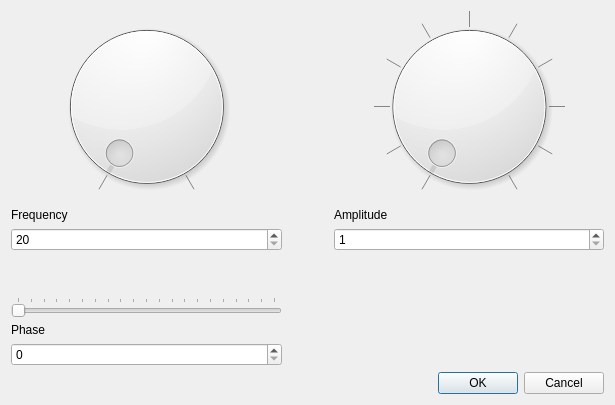
rododavid19/SignalSeer, file app/generatesettings.ui: the form before one commit.
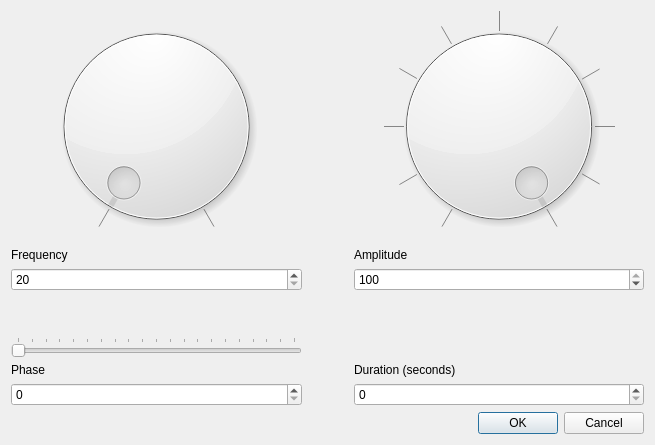
The form after the commit. Icons and pictures are not drawn.

Commit message:
Tone Playback, added Graph zoom
Sine wave generated correctly, albeit with short clipping at end of playback

Sine wave displayed correctly by adding horizontal zoom to qCustomPlot

Patch:
```diff
--- a/app/generatesettings.ui
+++ b/app/generatesettings.ui
@@ -6,8 +6,8 @@
    <rect>
     <x>0</x>
     <y>0</y>
-    <width>615</width>
-    <height>405</height>
+    <width>655</width>
+    <height>445</height>
    </rect>
   </property>
   <property name="sizePolicy">
@@ -39,7 +39,7 @@
    <bool>false</bool>
   </property>
   <layout class="QGridLayout" name="gridLayout">
-   <item row="3" column="0">
+   <item row="4" column="0">
     <spacer name="verticalSpacer">
      <property name="orientation">
       <enum>Qt::Vertical</enum>
@@ -55,7 +55,44 @@
      </property>
     </spacer>
    </item>
-   <item row="2" column="0">
+   <item row="0" column="0">
+    <widget class="QDial" name="frequency_dial">
+     <property name="sizePolicy">
+      <sizepolicy hsizetype="Expanding" vsizetype="Expanding">
+       <horstretch>0</horstretch>
+       <verstretch>0</verstretch>
+      </sizepolicy>
+     </property>
+     <property name="minimum">
+      <number>20</number>
+     </property>
+     <property name="maximum">
+      <number>20000</number>
+     </property>
+     <property name="singleStep">
+      <number>1000</number>
+     </property>
+     <property name="pageStep">
+      <number>1000</number>
+     </property>
+     <property name="invertedAppearance">
+      <bool>false</bool>
+     </property>
+     <property name="invertedControls">
+      <bool>false</bool>
+     </property>
+     <property name="wrapping">
+      <bool>false</bool>
+     </property>
+     <property name="notchTarget">
+      <double>5.000000000000000</double>
+     </property>
+     <property name="notchesVisible">
+      <bool>true</bool>
+     </property>
+    </widget>
+   </item>
+   <item row="3" column="0">
     <widget class="QSpinBox" name="frequencySpinBox">
      <property name="sizePolicy">
       <sizepolicy hsizetype="MinimumExpanding" vsizetype="Fixed">
@@ -77,14 +114,20 @@
      </property>
     </widget>
    </item>
-   <item row="6" column="0">
-    <widget class="QLabel" name="phaseLabel">
+   <item row="2" column="2">
+    <widget class="QLabel" name="amplitudeLabel">
+     <property name="minimumSize">
+      <size>
+       <width>205</width>
+       <height>0</height>
+      </size>
+     </property>
      <property name="text">
-      <string>Phase</string>
+      <string>Amplitude</string>
      </property>
     </widget>
    </item>
-   <item row="4" column="0">
+   <item row="5" column="0">
     <widget class="QSlider" name="phaseSlider">
      <property name="minimum">
       <number>0</number>
@@ -109,7 +152,7 @@
      </property>
     </widget>
    </item>
-   <item row="2" column="2">
+   <item row="3" column="2">
     <widget class="QSpinBox" name="amplitudeSpinBox">
      <property name="sizePolicy">
       <sizepolicy hsizetype="MinimumExpanding" vsizetype="Fixed">
@@ -129,25 +172,22 @@
      <property name="singleStep">
       <number>10</number>
      </property>
+     <property name="value">
+      <number>100</number>
+     </property>
     </widget>
    </item>
-   <item row="1" column="2">
-    <widget class="QLabel" name="amplitudeLabel">
-     <property name="minimumSize">
-      <size>
-       <width>205</width>
-       <height>0</height>
-      </size>
-     </property>
+   <item row="7" column="2">
+    <widget class="QLabel" name="secondsLabel">
      <property name="text">
-      <string>Amplitude</string>
+      <string>Duration (seconds)</string>
      </property>
     </widget>
    </item>
-   <item row="1" column="0">
-    <widget class="QLabel" name="frequencyLabel">
+   <item row="7" column="0">
+    <widget class="QLabel" name="phaseLabel">
      <property name="text">
-      <string>Frequency</string>
+      <string>Phase</string>
      </property>
     </widget>
    </item>
@@ -171,12 +211,28 @@
      <property name="singleStep">
       <number>10</number>
      </property>
+     <property name="value">
+      <number>100</number>
+     </property>
      <property name="notchesVisible">
       <bool>true</bool>
      </property>
     </widget>
    </item>
-   <item row="7" column="0">
+   <item row="10" column="0" colspan="3">
+    <widget class="QDialogButtonBox" name="buttonBox">
+     <property name="orientation">
+      <enum>Qt::Horizontal</enum>
+     </property>
+     <property name="standardButtons">
+      <set>QDialogButtonBox::Cancel|QDialogButtonBox::Ok</set>
+     </property>
+     <property name="centerButtons">
+      <bool>false</bool>
+     </property>
+    </widget>
+   </item>
+   <item row="8" column="0">
     <widget class="QSpinBox" name="phaseSpinBox">
      <property name="minimum">
       <number>0</number>
@@ -186,43 +242,6 @@
      </property>
     </widget>
    </item>
-   <item row="0" column="0">
-    <widget class="QDial" name="frequency_dial">
-     <property name="sizePolicy">
-      <sizepolicy hsizetype="Expanding" vsizetype="Expanding">
-       <horstretch>0</horstretch>
-       <verstretch>0</verstretch>
-      </sizepolicy>
-     </property>
-     <property name="minimum">
-      <number>20</number>
-     </property>
-     <property name="maximum">
-      <number>20000</number>
-     </property>
-     <property name="singleStep">
-      <number>1000</number>
-     </property>
-     <property name="pageStep">
-      <number>1000</number>
-     </property>
-     <property name="invertedAppearance">
-      <bool>false</bool>
-     </property>
-     <property name="invertedControls">
-      <bool>false</bool>
-     </property>
-     <property name="wrapping">
-      <bool>false</bool>
-     </property>
-     <property name="notchTarget">
-      <double>5.000000000000000</double>
-     </property>
-     <property name="notchesVisible">
-      <bool>true</bool>
-     </property>
-    </widget>
-   </item>
    <item row="0" column="1">
     <spacer name="horizontalSpacer">
      <property name="orientation">
@@ -239,19 +258,16 @@
      </property>
     </spacer>
    </item>
-   <item row="9" column="0" colspan="3">
-    <widget class="QDialogButtonBox" name="buttonBox">
-     <property name="orientation">
-      <enum>Qt::Horizontal</enum>
-     </property>
-     <property name="standardButtons">
-      <set>QDialogButtonBox::Cancel|QDialogButtonBox::Ok</set>
-     </property>
-     <property name="centerButtons">
-      <bool>false</bool>
+   <item row="2" column="0">
+    <widget class="QLabel" name="frequencyLabel">
+     <property name="text">
+      <string>Frequency</string>
      </property>
     </widget>
    </item>
+   <item row="8" column="2">
+    <widget class="QSpinBox" name="secondSpinBox"/>
+   </item>
   </layout>
  </widget>
  <resources>
```
The commit also changes 2 other files.
